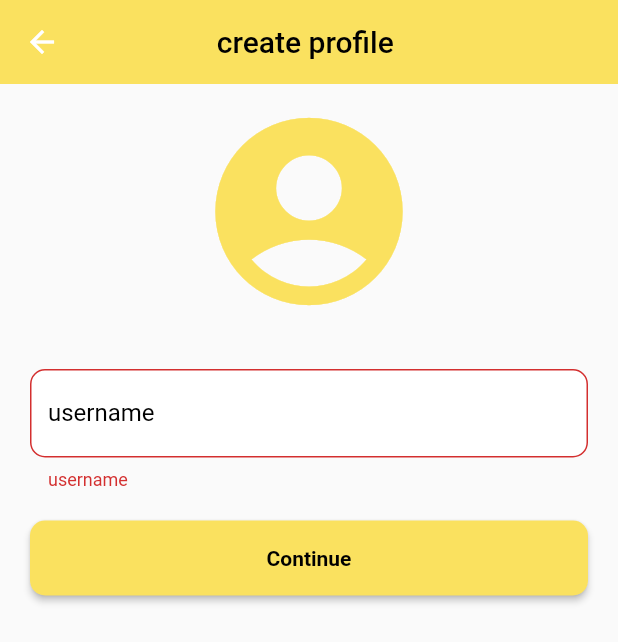
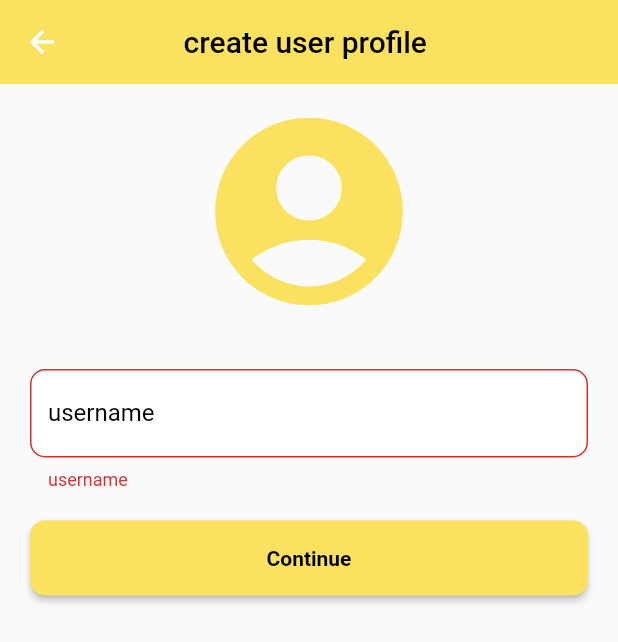
Before and after one commit to trey-rosius/flutter_group_chat, a Flutter app: the CreateUserAccountScreen screen opened directly with empty values, on a phone screen of 412 x 824 dp. Shown: the top 642 px of the screen. Run offline on Flutter 3.47's test engine with Material 2 defaults, Android fonts, the phone set to English and light mode, and no system bars; our stand-ins replace cached_network_image, flutter_svg, image_picker, shared_preferences, timeago; missing offline and left inert: amplify_api, amplify_auth_cognito, amplify_flutter, amplify_storage_s3, aws_common; accounts and stored records are empty; Roboto replaces fonts that are missing (Montserrat).

Commit message:
more updates

```diff
--- a/lib/main.dart
+++ b/lib/main.dart
@@ -1,3 +1,4 @@
+import 'package:flutter/foundation.dart';
 import 'package:flutter/material.dart';
 import 'package:group_chat/repos/group_repository.dart';
 import 'package:group_chat/screens/create_group_screen.dart';
@@ -46,7 +47,9 @@ class _MyAppState extends State<MyApp> {
 
 
     } catch(e) {
-      print('an error occured during amplify configuration: $e');
+      if (kDebugMode) {
+        print('an error occured during amplify configuration: $e');
+      }
 
 
 
--- a/lib/screens/chat_screen.dart
+++ b/lib/screens/chat_screen.dart
@@ -40,7 +40,7 @@ class GroupChatScreenState extends State<GroupChatScreen> {
   String chatId="";
 
   final ImagePicker _picker = ImagePicker();
-  late SharedPreferences prefs;
+
   FocusNode? myFocusNode;
   XFile? imageFile;
   File? audioFile;
--- a/lib/screens/create_user_account.dart
+++ b/lib/screens/create_user_account.dart
@@ -1,14 +1,15 @@
-
 import 'dart:io';
 import 'dart:ui';
 
 import 'package:cached_network_image/cached_network_image.dart';
 import 'package:flutter/foundation.dart';
 import 'package:flutter/material.dart';
+import 'package:flutter/services.dart';
 import 'package:image_picker/image_picker.dart';
 import 'package:path_provider/path_provider.dart' as path_provider;
 import 'package:provider/provider.dart';
 
+import '../utils/shared_preferences.dart';
 import 'home_screen.dart';
 import '../repos/profile_repository.dart';
 
@@ -16,36 +17,23 @@ class CreateUserAccountScreen extends StatefulWidget {
   const CreateUserAccountScreen({required this.email});
   final String email;
 
-
-
   @override
-  _CreateUserAccountScreenState createState() => _CreateUserAccountScreenState();
+  _CreateUserAccountScreenState createState() =>
+      _CreateUserAccountScreenState();
 }
 
 class _CreateUserAccountScreenState extends State<CreateUserAccountScreen> {
-
   XFile? _imageFile;
   dynamic _pickImageError;
 
   final ImagePicker _picker = ImagePicker();
   File? file;
+  bool denySpaces = true;
 
   final GlobalKey<FormState> formKey = GlobalKey<FormState>();
-  final GlobalKey<ScaffoldState> _scaffoldKey =  GlobalKey<ScaffoldState>();
-
-
-
-
-
-
-
+  final GlobalKey<ScaffoldState> _scaffoldKey = GlobalKey<ScaffoldState>();
 
   String? _retrieveDataError;
-
-
-
-
-
 
   Text? _getRetrieveErrorWidget() {
     if (_retrieveDataError != null) {
@@ -57,7 +45,6 @@ class _CreateUserAccountScreenState extends State<CreateUserAccountScreen> {
   }
 
   Widget _previewImage(ProfileRepository profileRepo, BuildContext context) {
-
     final Text? retrieveError = _getRetrieveErrorWidget();
     if (retrieveError != null) {
       return retrieveError;
@@ -79,9 +66,7 @@ class _CreateUserAccountScreenState extends State<CreateUserAccountScreen> {
             ),
           ),
         );
-
       } else {
-
         return Container(
           child: Semantics(
               child: Image.file(
@@ -90,10 +75,8 @@ class _CreateUserAccountScreenState extends State<CreateUserAccountScreen> {
               ),
               label: 'pick image'),
         );
-
       }
     } else if (_pickImageError != null) {
-
       print("error occured during image pick");
 
       return InkWell(
@@ -109,10 +92,7 @@ class _CreateUserAccountScreenState extends State<CreateUserAccountScreen> {
               color: Theme.of(context).primaryColor,
             )),
       );
-
     } else {
-
-
       return InkWell(
         onTap: () {
           _onImageButtonPressed(ImageSource.gallery, context, profileRepo);
@@ -158,9 +138,7 @@ class _CreateUserAccountScreenState extends State<CreateUserAccountScreen> {
         _imageFile = pickedFile;
       });
 
-      await profileRepo.uploadProfilePicture(
-          _imageFile!.path, targetPath);
-
+      await profileRepo.uploadProfilePicture(_imageFile!.path, targetPath);
     } catch (e) {
       // profileRepo.loading = false;
 
@@ -174,19 +152,12 @@ class _CreateUserAccountScreenState extends State<CreateUserAccountScreen> {
   void initState() {
     // TODO: implement initState
     super.initState();
-
-
-
   }
-
-
 
   @override
   void dispose() {
     // TODO: implement dispose
     super.dispose();
-
-
   }
 
   @override
@@ -200,13 +171,14 @@ class _CreateUserAccountScreenState extends State<CreateUserAccountScreen> {
           centerTitle: true,
           elevation: 0,
           backgroundColor: Theme.of(context).primaryColor,
-          title: Text('create profile ',style: TextStyle(color: Colors.black),),
-
+          title: const Text(
+            'create user profile ',
+            style: TextStyle(color: Colors.black),
           ),
-
+        ),
         body: SingleChildScrollView(
-          child:  Container(
-            padding: EdgeInsets.symmetric(horizontal: 20),
+          child: Container(
+            padding: const EdgeInsets.symmetric(horizontal: 20),
             child: Column(
               mainAxisAlignment: MainAxisAlignment.center,
               crossAxisAlignment: CrossAxisAlignment.center,
@@ -218,43 +190,36 @@ class _CreateUserAccountScreenState extends State<CreateUserAccountScreen> {
                         child: const CircularProgressIndicator())
                     : InkWell(
                         onTap: () {
-                      _onImageButtonPressed(ImageSource.gallery, context, profileRepo);
+                          _onImageButtonPressed(
+                              ImageSource.gallery, context, profileRepo);
                         },
                         child: profileRepo.profilePic.isEmpty
-                        ?
-                    _previewImage(profileRepo, context)
-
+                            ? _previewImage(profileRepo, context)
                             : Padding(
-                        padding: EdgeInsets.all(10.0),
+                                padding: const EdgeInsets.all(10.0),
                                 child: Container(
                                   alignment: Alignment.center,
                                   child: ClipOval(
                                       child: ClipRRect(
                                           borderRadius:
-                                   BorderRadius.circular(
-                                      30),
+                                              BorderRadius.circular(30),
                                           child: CachedNetworkImage(
                                               width: 100.0,
                                               height: 100.0,
                                               fit: BoxFit.cover,
-                                      imageUrl: profileRepo
-                                          .profilePic,
-                                      placeholder: (context,
-                                          url) =>
+                                              imageUrl: profileRepo.profilePic,
+                                              placeholder: (context, url) =>
                                                   const CircularProgressIndicator(),
-                                      errorWidget: (context,
-                                          url, ex) =>
+                                              errorWidget: (context, url, ex) =>
                                                   CircleAvatar(
                                                     backgroundColor:
-                                            Theme.of(
-                                                context)
-                                                .colorScheme.secondary,
+                                                        Theme.of(context)
+                                                            .colorScheme
+                                                            .secondary,
                                                     radius: 40.0,
                                                     child: const Icon(
-                                              Icons
-                                                  .account_circle,
-                                              color:
-                                              Colors.white,
+                                                      Icons.account_circle,
+                                                      color: Colors.white,
                                                       size: 40.0,
                                                     ),
                                                   )))),
@@ -270,49 +235,49 @@ class _CreateUserAccountScreenState extends State<CreateUserAccountScreen> {
                     crossAxisAlignment: CrossAxisAlignment.center,
                     mainAxisAlignment: MainAxisAlignment.center,
                     children: [
-
-
-
                       Container(
-
                         margin: const EdgeInsets.only(top: 20),
                         child: TextFormField(
-
                           controller: profileRepo.usernameController,
                           style: const TextStyle(color: Colors.black),
+                          inputFormatters: [
+                            if (denySpaces)
+                              FilteringTextInputFormatter.deny(RegExp(r'\s')),
+                          ],
                           decoration: InputDecoration(
                             fillColor: Colors.white,
                             filled: true,
-
                             border: OutlineInputBorder(
-
-                                    borderSide: BorderSide(color: (Colors.grey[700])!, width: 2),
+                              borderSide: BorderSide(
+                                  color: (Colors.grey[700])!, width: 2),
                               borderRadius: const BorderRadius.all(
                                 Radius.circular(10),
                               ),
                             ),
                             enabledBorder: OutlineInputBorder(
-
-                                    borderSide: BorderSide(color: (Colors.grey[700])!, width: 2),
-                                    borderRadius: BorderRadius.all(
+                              borderSide: BorderSide(
+                                  color: (Colors.grey[700])!, width: 2),
+                              borderRadius: const BorderRadius.all(
                                 Radius.circular(10),
                               ),
                             ),
                             focusedBorder: OutlineInputBorder(
-                                    borderSide: BorderSide(color: Theme.of(context).primaryColor, width: 2),
-                                    borderRadius: BorderRadius.all(
+                              borderSide: BorderSide(
+                                  color: Theme.of(context).primaryColor,
+                                  width: 2),
+                              borderRadius: const BorderRadius.all(
                                 Radius.circular(10),
                               ),
                             ),
                             disabledBorder: OutlineInputBorder(
-                                    borderSide: BorderSide(color: (Colors.grey[700])!, width: 2),
-                                    borderRadius: BorderRadius.all(
+                              borderSide: BorderSide(
+                                  color: (Colors.grey[700])!, width: 2),
+                              borderRadius: const BorderRadius.all(
                                 Radius.circular(10),
                               ),
                             ),
                             labelText: 'username',
-
-                                  labelStyle: TextStyle(color: Colors.black),
+                            labelStyle: const TextStyle(color: Colors.black),
                             hintText: "username",
                             hintStyle: TextStyle(
                               color: Colors.grey[600],
@@ -327,109 +292,84 @@ class _CreateUserAccountScreenState extends State<CreateUserAccountScreen> {
                             return null;
                           },
                         ),
-
                       ),
-
-
-
-
-
                     ],
                   ),
                 ),
-
-
-
-
                 Container(
-                  margin:const EdgeInsets.only(bottom: 20),
+                  margin: const EdgeInsets.only(bottom: 20),
                   child: Column(
                     children: <Widget>[
-                      profileRepo.loading? Container(
+                      profileRepo.loading
+                          ? Container(
                               padding: const EdgeInsets.only(top: 30.0),
-
                               child: const CircularProgressIndicator(),
-                      ) :
- Container(
+                            )
+                          : Container(
                               padding: const EdgeInsets.symmetric(vertical: 20),
                               child: SizedBox(
-                              width: size.width/1.1,
-                              height:50,
-
+                                width: size.width / 1.1,
+                                height: 50,
                                 child: ElevatedButton(
-
                                     style: ButtonStyle(
-                                      backgroundColor: MaterialStateProperty.all(Theme.of(context).primaryColor),
-                                      shape: MaterialStateProperty.all(RoundedRectangleBorder(borderRadius: BorderRadius.circular(10)))
-
-                                  ),
-                                  onPressed: (){
-
-
-                                    final FormState form = formKey.currentState!;
+                                        backgroundColor:
+                                            MaterialStateProperty.all(
+                                                Theme.of(context).primaryColor),
+                                        shape: MaterialStateProperty.all(
+                                            RoundedRectangleBorder(
+                                                borderRadius:
+                                                    BorderRadius.circular(
+                                                        10)))),
+                                    onPressed: () {
+                                      final FormState form =
+                                          formKey.currentState!;
                                       if (!form.validate()) {
-
                                       } else {
                                         form.save();
 
-
-
-
                                         if (kDebugMode) {
                                           print(profileRepo.profilePic);
-
                                         }
 
-
-
-
-
-                                      profileRepo.createUserAccount(widget.email).then((bool value){
-
-                                        if(value){
-
-                                          Navigator.push(context, MaterialPageRoute(builder: (context){
+                                        profileRepo
+                                            .createUserAccount(widget.email)
+                                            .then((bool value) {
+                                          if (value) {
+                                            Navigator.push(context,
+                                                MaterialPageRoute(
+                                                    builder: (context) {
                                               return MultiProvider(
                                                 providers: [
-                                                ChangeNotifierProvider(create: (_) => ProfileRepository.instance(),),
-                                                //   ChangeNotifierProvider(create: (_) => PostRepository.instance(),),
-                                                //   ChangeNotifierProvider(create: (_) => SharedPrefsUtils.instance(),),
-
+                                                  ChangeNotifierProvider(
+                                                    create: (_) =>
+                                                        ProfileRepository
+                                                            .instance(),
+                                                  ),
+                                                    ChangeNotifierProvider(create: (_) => SharedPrefsUtils.instance(),),
                                                 ],
-                                              child: HomeScreen(widget.email),
-
+                                                child: HomeScreen(),
                                               );
-
-
                                             }));
-
-
-                                        }else{
+                                          } else {
                                             print('an error occured');
                                           }
-
-
-
                                         });
-
-
-
-
                                       }
-
-                                  }, child: const Text('Continue',style: TextStyle(fontWeight:FontWeight.bold, color: Colors.black),)),
+                                    },
+                                    child: const Text(
+                                      'Continue',
+                                      style: TextStyle(
+                                          fontWeight: FontWeight.bold,
+                                          color: Colors.black),
+                                    )),
                               ),
                             )
-
                     ],
                   ),
                 )
-
               ],
             ),
           ),
-        )
-
-    );
+        ));
   }
 }
--- a/lib/screens/login_screen.dart
+++ b/lib/screens/login_screen.dart
@@ -39,7 +39,7 @@ class _LoginScreenState extends State<LoginScreen> {
                 mainAxisAlignment: MainAxisAlignment.center,
                 children: [
                   SvgPicture.asset('assets/images/convos.svg',height: 50,width: 50,color: Colors.white,),
-                  Text("Convos",style: TextStyle(fontFamily: 'Ultra-Regular',
+                  const Text("Convos",style: TextStyle(fontFamily: 'Ultra-Regular',
                       fontSize: 40,color: Colors.white),),
                 ],
               ),
@@ -48,7 +48,7 @@ class _LoginScreenState extends State<LoginScreen> {
               alignment: Alignment.bottomCenter,
               child: Container(
 
-                margin: EdgeInsets.symmetric(horizontal: 20,vertical: 15),
+                margin: const EdgeInsets.symmetric(horizontal: 20,vertical: 15),
                 height:  size.height/1.6,
 
                 width: size.width,
@@ -194,7 +194,7 @@ class _LoginScreenState extends State<LoginScreen> {
                               ),
 
                               Container(
-                                child: Row(
+                                child: const Row(
                                   mainAxisAlignment: MainAxisAlignment.center,
                                   children: [
                                     Text('or',style: TextStyle(fontWeight: FontWeight.bold),),
```
Also changed, not shown: lib/repos/group_repository.dart (+8 -6 lines), lib/repos/login_respository.dart (+4 -4 lines), lib/repos/profile_repository.dart (+15 -4 lines), lib/screens/create_group_screen.dart (+12 -9 lines), lib/screens/home_screen.dart (+72 -32 lines), lib/utils/shared_preferences.dart (+15 -0 lines). Lines whose indentation alone changed are shown as unchanged.
